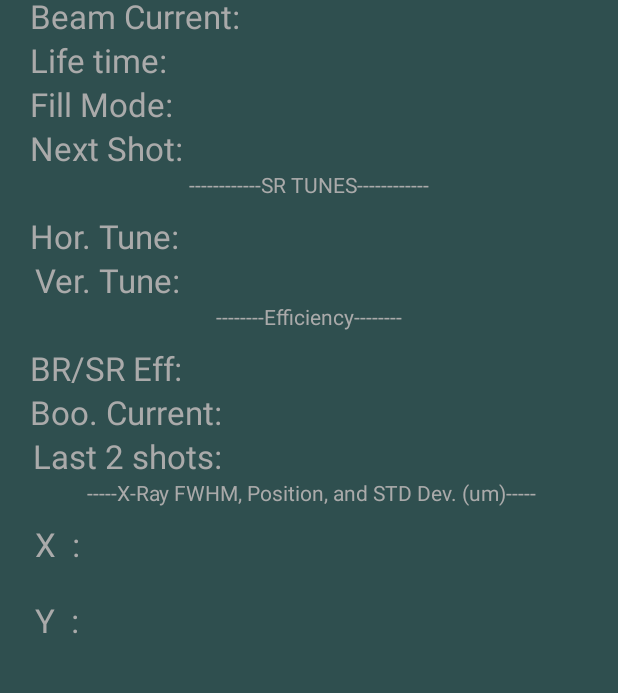
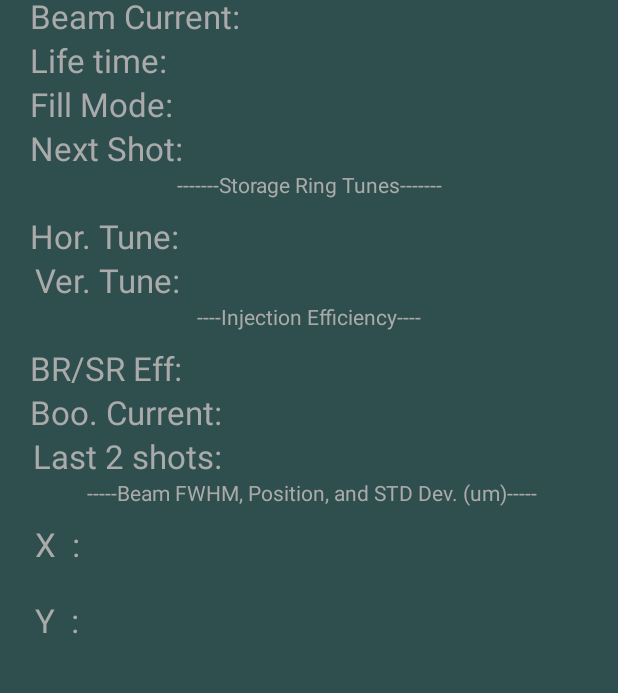
Before and after one commit to lafky/SLSA-Overview-for-Android, an Android app: the screen it shows after launch (MainActivity), on a phone screen of 412 x 824 dp, the part 185-878 px from its top. Run offline under Robolectric (Android 15) with nearby library versions, the phone set to English and light mode, and no system bars; libraries missing offline, so code that uses them is left out: com.androidplot.util, com.androidplot.xy, org.java_websocket.client, org.java_websocket.handshake; 3 statements that could not run were skipped.

Commit message:
Changed format of Frag 1

```diff
--- a/app/src/main/res/layout/fragment_fragment1.xml
+++ b/app/src/main/res/layout/fragment_fragment1.xml
@@ -103,7 +103,7 @@
     <TextView
         android:layout_width="wrap_content"
         android:layout_height="wrap_content"
-        android:text="------------SR TUNES------------"
+        android:text="-------Storage Ring Tunes-------"
         android:id="@+id/textView7"
         android:layout_below="@+id/textView4"
         android:layout_alignParentStart="true"
@@ -161,7 +161,7 @@
     <TextView
         android:layout_width="wrap_content"
         android:layout_height="wrap_content"
-        android:text="--------Efficiency--------"
+        android:text="----Injection Efficiency----"
         android:id="@+id/textView10"
         android:textAlignment="center"
         android:paddingBottom="10dp"
@@ -252,7 +252,7 @@
     <TextView
         android:layout_width="wrap_content"
         android:layout_height="wrap_content"
-        android:text="-----X-Ray FWHM, Position, and STD Dev. (um)-----"
+        android:text="-----Beam FWHM, Position, and STD Dev. (um)-----"
         android:id="@+id/textView13"
         android:textAlignment="center"
         android:paddingBottom="10dp"
```
